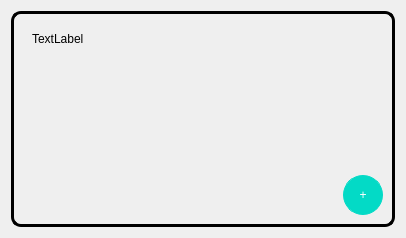
Above: ui/group.ui from MarwanMagdy0/VoiceNote before the change. Below: the same form after it.
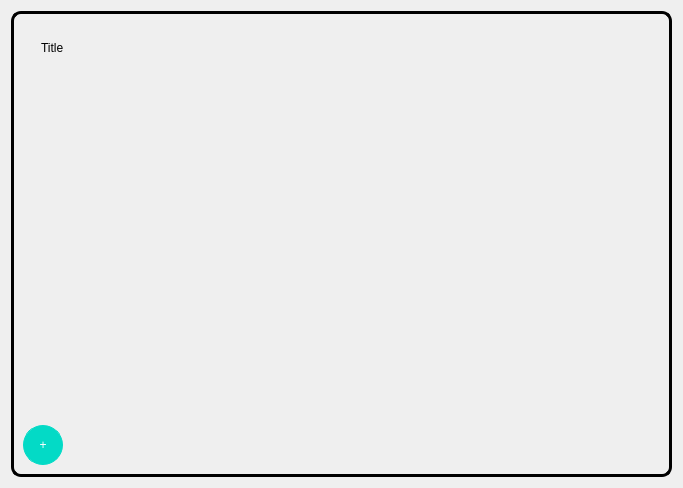
That is the form after the change.

Commit message: now u can add a variable font text to your group but still can't save it yet

```diff
--- a/ui/group.ui
+++ b/ui/group.ui
@@ -6,8 +6,8 @@
    <rect>
     <x>0</x>
     <y>0</y>
-    <width>406</width>
-    <height>238</height>
+    <width>683</width>
+    <height>488</height>
    </rect>
   </property>
   <property name="windowTitle">
@@ -68,7 +68,7 @@
          </sizepolicy>
         </property>
         <property name="styleSheet">
-         <string notr="true">border : nonel;</string>
+         <string notr="true">border : none;</string>
         </property>
         <property name="frameShape">
          <enum>QFrame::StyledPanel</enum>
@@ -78,21 +78,36 @@
         </property>
         <layout class="QVBoxLayout" name="verticalLayout_5">
          <item>
-          <layout class="QHBoxLayout" name="horizontalLayout">
-           <item>
-            <widget class="QLabel" name="title_label">
-             <property name="sizePolicy">
-              <sizepolicy hsizetype="Preferred" vsizetype="Fixed">
-               <horstretch>0</horstretch>
-               <verstretch>0</verstretch>
-              </sizepolicy>
-             </property>
-             <property name="text">
-              <string>TextLabel</string>
-             </property>
-            </widget>
-           </item>
-          </layout>
+          <widget class="QFrame" name="frame_3">
+           <property name="styleSheet">
+            <string notr="true">font: 63 16pt &quot;JetBrains Mono NL SemiBold&quot;;
+</string>
+           </property>
+           <property name="frameShape">
+            <enum>QFrame::StyledPanel</enum>
+           </property>
+           <property name="frameShadow">
+            <enum>QFrame::Raised</enum>
+           </property>
+           <layout class="QVBoxLayout" name="verticalLayout_3">
+            <item>
+             <widget class="QLabel" name="title_label">
+              <property name="sizePolicy">
+               <sizepolicy hsizetype="Preferred" vsizetype="Fixed">
+                <horstretch>0</horstretch>
+                <verstretch>0</verstretch>
+               </sizepolicy>
+              </property>
+              <property name="styleSheet">
+               <string notr="true"/>
+              </property>
+              <property name="text">
+               <string>Title</string>
+              </property>
+             </widget>
+            </item>
+           </layout>
+          </widget>
          </item>
          <item>
           <widget class="QFrame" name="items_frame">
@@ -119,38 +134,23 @@
        </widget>
       </item>
       <item>
-       <layout class="QVBoxLayout" name="verticalLayout_6">
+       <layout class="QHBoxLayout" name="horizontalLayout_2">
         <item>
-         <layout class="QHBoxLayout" name="horizontalLayout_2">
-          <item>
-           <spacer name="horizontalSpacer_2">
-            <property name="orientation">
-             <enum>Qt::Horizontal</enum>
-            </property>
-            <property name="sizeHint" stdset="0">
-             <size>
-              <width>40</width>
-              <height>20</height>
-             </size>
-            </property>
-           </spacer>
-          </item>
-          <item>
-           <widget class="QPushButton" name="add_button">
-            <property name="minimumSize">
-             <size>
-              <width>40</width>
-              <height>40</height>
-             </size>
-            </property>
-            <property name="maximumSize">
-             <size>
-              <width>40</width>
-              <height>40</height>
-             </size>
-            </property>
-            <property name="styleSheet">
-             <string notr="true">QPushButton {
+         <widget class="QPushButton" name="add_button">
+          <property name="minimumSize">
+           <size>
+            <width>40</width>
+            <height>40</height>
+           </size>
+          </property>
+          <property name="maximumSize">
+           <size>
+            <width>40</width>
+            <height>40</height>
+           </size>
+          </property>
+          <property name="styleSheet">
+           <string notr="true">QPushButton {
 	font: 63 20pt &quot;JetBrains Mono NL SemiBold&quot;;
 background-color: #03DAC6;
 border: 1px solid #03DAC6;
@@ -174,13 +174,24 @@
 	background-color: rgb(85, 0, 255);
     color: white;
 }</string>
-            </property>
-            <property name="text">
-             <string>+</string>
-            </property>
-           </widget>
-          </item>
-         </layout>
+          </property>
+          <property name="text">
+           <string>+</string>
+          </property>
+         </widget>
+        </item>
+        <item>
+         <spacer name="horizontalSpacer_2">
+          <property name="orientation">
+           <enum>Qt::Horizontal</enum>
+          </property>
+          <property name="sizeHint" stdset="0">
+           <size>
+            <width>40</width>
+            <height>20</height>
+           </size>
+          </property>
+         </spacer>
         </item>
        </layout>
       </item>
```
Left out of the diff: 2 changed lines with no effect on the pictures. The commit also changes 28 other files.
